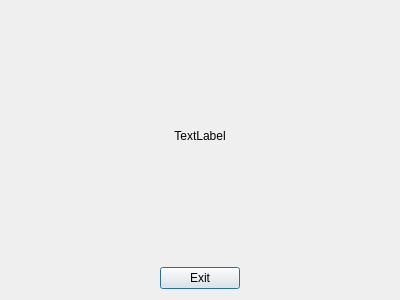
Qt form QtGuiApplicationproject/ThankYouDialog.ui (amos830/ProjectOOP) before a commit.
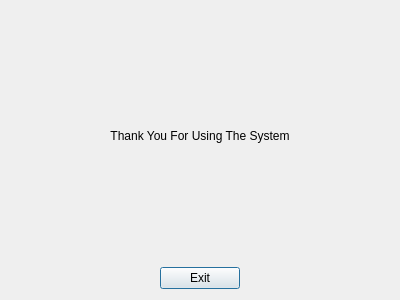
The same form after that commit.

The edit to the form file:
```diff
--- a/QtGuiApplicationproject/ThankYouDialog.ui
+++ b/QtGuiApplicationproject/ThankYouDialog.ui
@@ -17,7 +17,7 @@
    <item>
     <widget class="QLabel" name="ThankMessage">
      <property name="text">
-      <string>TextLabel</string>
+      <string>Thank You For Using The System</string>
      </property>
      <property name="textFormat">
       <enum>Qt::PlainText</enum>
```
